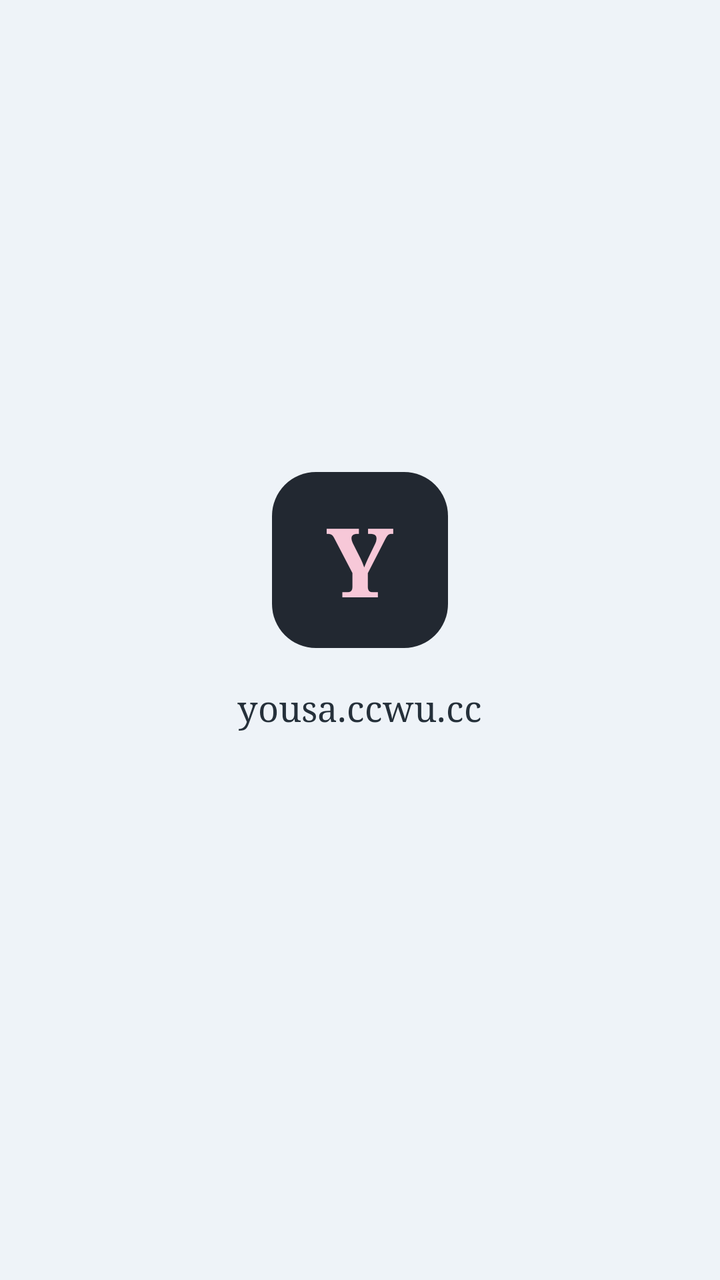
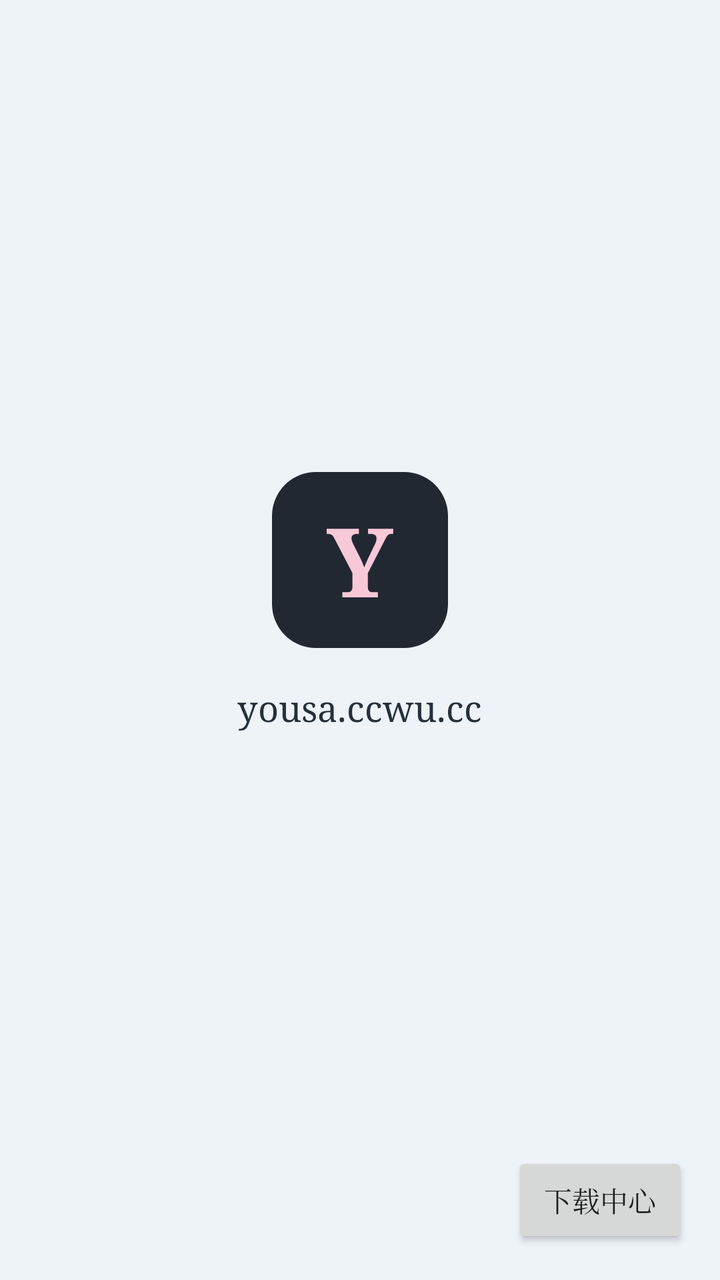

The first picture is an Android layout as it rendered before a commit; the second is the same layout after the commit. The layout source and the unified diff follow.
<!-- AndroidManifest.xml: application theme AppTheme -->
<!-- res/layout/activity_main.xml -->
<?xml version="1.0" encoding="utf-8"?>
<FrameLayout xmlns:android="http://schemas.android.com/apk/res/android"
    android:id="@+id/root"
    android:layout_width="match_parent"
    android:layout_height="match_parent">

    <WebView
        android:id="@+id/webView"
        android:layout_width="match_parent"
        android:layout_height="match_parent"
        android:background="#EEF3F8" />

    <LinearLayout
        android:id="@+id/refreshIndicator"
        android:layout_width="wrap_content"
        android:layout_height="wrap_content"
        android:layout_gravity="top|center_horizontal"
        android:layout_marginTop="12dp"
        android:background="@drawable/refresh_indicator_background"
        android:elevation="5dp"
        android:gravity="center"
        android:orientation="horizontal"
        android:paddingLeft="14dp"
        android:paddingTop="9dp"
        android:paddingRight="14dp"
        android:paddingBottom="9dp"
        android:visibility="invisible">

        <TextView
            android:id="@+id/refreshLogo"
            android:layout_width="26dp"
            android:layout_height="26dp"
            android:background="@drawable/splash_logo_background"
            android:fontFamily="serif"
            android:gravity="center"
            android:text="@string/splash_logo"
            android:textColor="#F7C8D8"
            android:textSize="15sp"
            android:textStyle="bold" />

        <ProgressBar
            android:id="@+id/refreshSpinner"
            style="?android:attr/progressBarStyleSmall"
            android:layout_width="26dp"
            android:layout_height="26dp"
            android:indeterminateTint="#D76692"
            android:visibility="gone" />

        <TextView
            android:id="@+id/pullHint"
            android:layout_width="wrap_content"
            android:layout_height="wrap_content"
            android:layout_marginLeft="9dp"
            android:fontFamily="serif"
            android:text="@string/pull_to_refresh"
            android:textColor="#25303A"
            android:textSize="14sp" />
    </LinearLayout>

    <LinearLayout
        android:id="@+id/errorPanel"
        android:layout_width="match_parent"
        android:layout_height="match_parent"
        android:background="#EEF3F8"
        android:gravity="center"
        android:orientation="vertical"
        android:padding="32dp"
        android:visibility="gone">

        <TextView
            android:layout_width="wrap_content"
            android:layout_height="wrap_content"
            android:fontFamily="serif"
            android:text="@string/load_failed"
            android:textColor="#25303A"
            android:textSize="22sp"
            android:textStyle="bold" />

        <TextView
            android:id="@+id/errorMessage"
            android:layout_width="wrap_content"
            android:layout_height="wrap_content"
            android:layout_marginTop="10dp"
            android:fontFamily="serif"
            android:gravity="center"
            android:text="@string/check_network"
            android:textColor="#667582"
            android:textSize="15sp" />

        <Button
            android:id="@+id/retryButton"
            android:layout_width="wrap_content"
            android:layout_height="wrap_content"
            android:layout_marginTop="20dp"
            android:fontFamily="serif"
            android:text="@string/retry"
            android:textAllCaps="false" />
    </LinearLayout>

    <LinearLayout
        android:id="@+id/splashPanel"
        android:layout_width="match_parent"
        android:layout_height="match_parent"
        android:background="#EEF3F8"
        android:gravity="center"
        android:orientation="vertical">

        <TextView
            android:layout_width="88dp"
            android:layout_height="88dp"
            android:background="@drawable/splash_logo_background"
            android:fontFamily="serif"
            android:gravity="center"
            android:text="@string/splash_logo"
            android:textColor="#F7C8D8"
            android:textSize="48sp"
            android:textStyle="bold" />

        <TextView
            android:layout_width="wrap_content"
            android:layout_height="wrap_content"
            android:layout_marginTop="18dp"
            android:fontFamily="serif"
            android:text="@string/site_name"
            android:textColor="#25303A"
            android:textSize="18sp" />

        <ProgressBar
            style="?android:attr/progressBarStyleSmall"
            android:layout_width="wrap_content"
            android:layout_height="wrap_content"
            android:layout_marginTop="22dp"
            android:indeterminateTint="#D76692" />
    </LinearLayout>

</FrameLayout>
<!-- resources referenced by this layout -->
<resources>
  <!-- drawable refresh_indicator_background (drawable) -->
  <?xml version="1.0" encoding="utf-8"?>
  <shape xmlns:android="http://schemas.android.com/apk/res/android"
      android:shape="rectangle">
      <solid android:color="#F2FFFFFF" />
      <stroke
          android:width="1dp"
          android:color="#66FFFFFF" />
      <corners android:radius="24dp" />
      <padding
          android:left="2dp"
          android:top="2dp"
          android:right="2dp"
          android:bottom="2dp" />
  </shape>
  <!-- drawable splash_logo_background (drawable) -->
  <?xml version="1.0" encoding="utf-8"?>
  <shape xmlns:android="http://schemas.android.com/apk/res/android"
      android:shape="rectangle">
      <solid android:color="#222831" />
      <corners android:radius="22dp" />
  </shape>
  <string name="check_network">请检查网络后重试，登录状态不会丢失。</string>
  <string name="load_failed">页面暂时无法连接</string>
  <string name="pull_to_refresh">下拉刷新</string>
  <string name="retry">重新连接</string>
  <string name="site_name">yousa.ccwu.cc</string>
  <string name="splash_logo">Y</string>
  <style name="AppTheme" parent="android:style/Theme.Material.Light.NoActionBar">
          <item name="android:fontFamily">serif</item>
          <item name="android:windowActionModeOverlay">true</item>
          <item name="android:windowBackground">#EEF3F8</item>
          <item name="android:colorAccent">#D76692</item>
          <item name="android:statusBarColor">#EEF3F8</item>
          <item name="android:navigationBarColor">#EEF3F8</item>
          <item name="android:windowLightStatusBar">true</item>
          <item name="android:windowNoTitle">true</item>
      </style>
</resources>

<!-- the commit's change to res/layout/activity_main.xml (unified diff, before → after) -->
@@ -97,6 +97,17 @@
             android:textAllCaps="false" />
     </LinearLayout>
 
+    <Button
+        android:id="@+id/downloadCenterButton"
+        android:layout_width="wrap_content"
+        android:layout_height="wrap_content"
+        android:layout_gravity="bottom|right"
+        android:layout_margin="16dp"
+        android:elevation="8dp"
+        android:fontFamily="serif"
+        android:text="下载中心"
+        android:textAllCaps="false" />
+
     <LinearLayout
         android:id="@+id/splashPanel"
         android:layout_width="match_parent"
